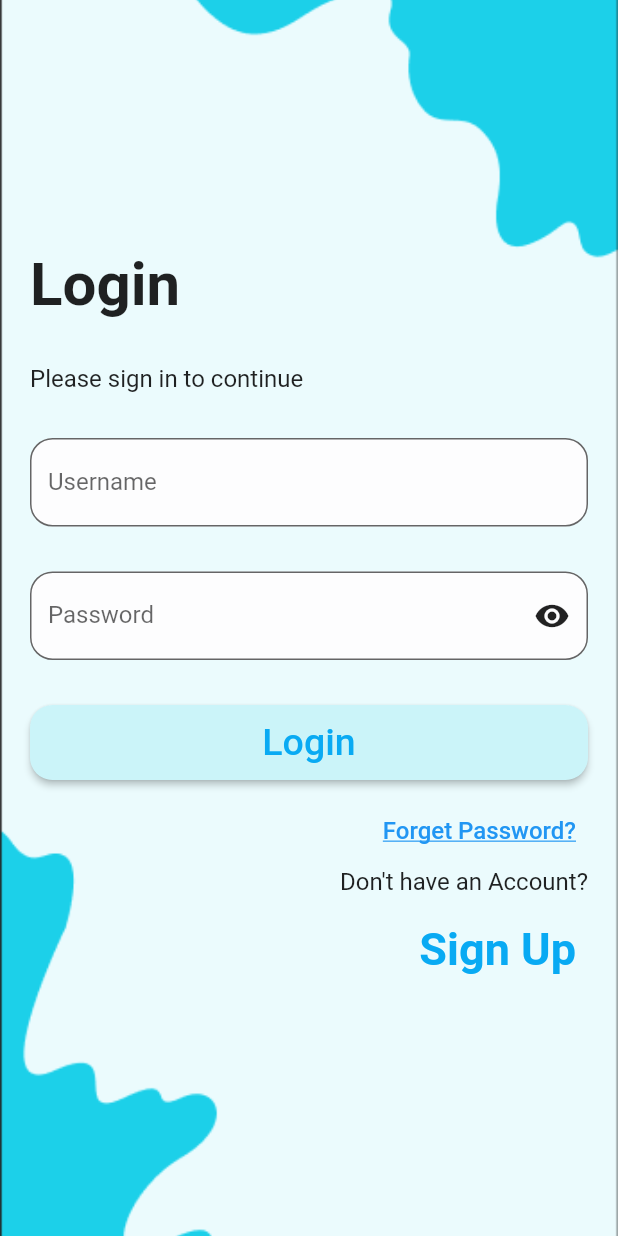
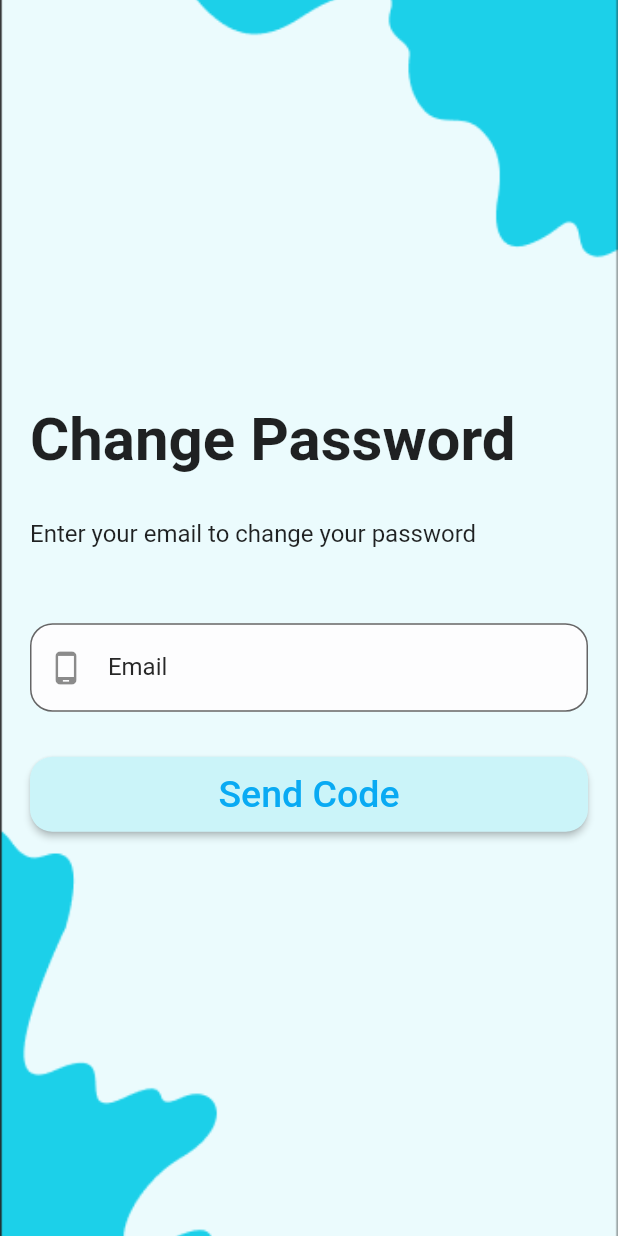
Before and after one commit to vuaspro1/english_learning, a Flutter app: the screen it shows after launch, after a tap on the "visibility off" icon, after a tap on "Forget Password?", on a phone screen of 412 x 824 dp. Run offline on Flutter 3.47's test engine with Material 2 defaults, Android fonts, the light colour scheme and no system bars; our stand-ins replace flutter_otp_text_field, get, google_fonts.

Commit message:
createForgotPw

```diff
--- a/lib/src/constants/colors.dart
+++ b/lib/src/constants/colors.dart
@@ -15,6 +15,7 @@ const tBackgroundButtonColor = Color(0xFFCBF4F9);
 const tLogoutButtonColor = Color(0xFFEAD4D6) ;
 const tLogoutTextColor = Color(0xFFFD0F01);
 const tErrorColor = Color(0xFFFD0F01);
+const tCheckColor = Color(0xFF2BBD16);
 
 //home
 const tBoxDecoration =Color(0xFF8AEAE9);
--- a/lib/src/constants/text_strings.dart
+++ b/lib/src/constants/text_strings.dart
@@ -13,8 +13,23 @@ const String tSignUp = "Sign Up";
 const String tError = "Login failed, please try again";
 const String tErrorSubTitle = "Invalid username or password.";
 const String tClose = "OK";
-const String tNo ="No";
+const String tNo ="Cancel";
 
+//--Forgot Password
+const String tResetSubtitle =" Select option given below to reset your password";
+const String tResetEmail = "Reset via Email Verification";
+const String tForgottitle = "Change Password";
+const String tEmailSubTitle = "Enter your email to change your password";
+const String tEmailpw = " Email";
+const String tButtonphone = "Send Code";
+const String tCodeSubTitle ='Enter the code sent to your email';
+const String tCodepw = 'Enter OTP';
+const String tButtoncode = 'Confirm';
+const String tNewpwSubtitle= "Please enter your password so we can update it";
+const String tNewpw = 'A new password';
+const String tConfirmpw = 'Confirm password';
+const String tCheckpw = "Changed password successfully";
+const String tErrorpw = "Changed password failed";
 // -- Sign Up Screen Text
 const String tSignUpSubTitle = "Please register an account to experience the application";
 const String tFullName = "Full Name : ";
--- /dev/null
+++ b/lib/src/features/authentication/screens/forgotpassword/phone_pw.dart
@@ -0,0 +1,80 @@
+import 'package:english_learning/src/constants/text_strings.dart';
+import 'package:english_learning/src/features/authentication/screens/forgotpassword/code_pw.dart';
+import 'package:english_learning/src/utils/theme/widget_themes/button_theme.dart';
+import 'package:flutter/material.dart';
+
+import '../../../../constants/colors.dart';
+import '../../../../constants/image_strings.dart';
+import '../../../../constants/sizes.dart';
+import '../../../../utils/theme/widget_themes/text_field_theme.dart';
+
+class Phonepassword extends StatefulWidget {
+  @override
+  _PhonepasswordState createState() => _PhonepasswordState();
+}
+
+class _PhonepasswordState extends State<Phonepassword> {
+
+
+  @override
+  Widget build(BuildContext context) {
+    return SafeArea(
+        child: Scaffold(
+         backgroundColor: tBackGroundColor,
+         body: Center(
+          child: Container(
+              decoration: const BoxDecoration(
+              image: DecorationImage(
+              image: AssetImage(tBackground),
+                       fit: BoxFit.cover,
+          )
+          ),
+            padding: const EdgeInsets.symmetric(horizontal: 20.0),
+            child:  Column(
+              mainAxisAlignment: MainAxisAlignment.center,
+              crossAxisAlignment: CrossAxisAlignment.start,
+              children: <Widget>[
+              const Align(
+                alignment: Alignment.centerLeft,
+                child: Text(
+                  tForgottitle,
+                  style: TextStyle(
+                    fontSize: tFontSizeTitle,
+                    fontWeight: FontWeight.bold,
+                  ),
+                ),
+              ),
+              const SizedBox(
+                height: tFormHeight,
+              ),
+              const Text( tEmailSubTitle,
+                style: TextStyle(
+                  fontSize: tFontSizeSubTitle,
+              ),
+              ),
+              const SizedBox( height: 50, ),
+                TextFormField(
+                  decoration: TTextFormFieldTheme.inputDecoration(
+                    labelText: tEmailpw,
+                    prefixIcon: Icon(Icons.phone_android)
+                  ),
+                ),
+              SizedBox(height: tFormHeight),
+              buildCustomButton(
+                text: tButtonphone,
+                onPressed: () {
+                  Navigator.push(
+                    context,
+                    MaterialPageRoute(builder: (context) => CodeOTP()),
+                  );
+                },
+                backgroundColor: tBackgroundButtonColor,
+                textColor: tTextButtonColor,
+              ),
+            ],
+          ),),
+         ),
+        ),
+    );
+  }
+}
--- a/lib/src/features/authentication/screens/welcome/welcome_screen.dart
+++ b/lib/src/features/authentication/screens/welcome/welcome_screen.dart
@@ -1,8 +1,10 @@
 import 'package:english_learning/src/constants/colors.dart';
 import 'package:english_learning/src/constants/sizes.dart';
 import 'package:english_learning/src/constants/text_strings.dart';
+import 'package:english_learning/src/features/authentication/screens/forgotpassword/phone_pw.dart';
 import 'package:english_learning/src/features/authentication/screens/nav_bar/nav_bar_screen.dart';
 import 'package:flutter/material.dart';
+
 
 import '../../../../constants/image_strings.dart';
 import '../../../../utils/theme/widget_themes/button_theme.dart';
@@ -152,7 +154,51 @@ class _WelcomeScreenState extends State<WelcomeScreen> {
                     children: [
                       TextButton(
                         onPressed: () {
+                          // showModalBottomSheet(
+                          //   context: context,
+                          //   shape: RoundedRectangleBorder(borderRadius: BorderRadius.circular(25.0)),
+                          //   builder: (context) => Container(
+                          //     padding: const EdgeInsets.all(40), // Reduce padding here
+                          //     child: Column(
+                          //       crossAxisAlignment: CrossAxisAlignment.start,
+                          //       children: [
+                          //         Text(tResetSubtitle, style: Theme.of(context).textTheme.headline5),
+                          //         const SizedBox(height: 20), // Reduce the height between the title and the container
+                          //         Container(
+                          //           padding: EdgeInsets.all(10.0), // Reduce padding here
+                          //           decoration: BoxDecoration(
+                          //             borderRadius: BorderRadius.circular(10.0),
+                          //             color: Colors.grey.shade200,
+                          //           ),
+                          //           child: Row(
+                          //             children: [
+                          //               const Icon(Icons.mail_outline_rounded, size: 40.0), // Reduce icon size
+                          //               SizedBox(width: 10), // Add some space between icon and text
+                          //               TextButton(
+                          //                 onPressed: () {
+                          //                   Navigator.push(
+                          //                     context,
+                          //                     MaterialPageRoute(builder: (context) => Phonepassword()),
+                          //                   );
+                          //                 },
+                          //                 child: Text(
+                          //                   'E-Mail',
+                          //                   style: Theme.of(context).textTheme.headline6,
+                          //                 ),
+                          //               ),
+                          //             ],
+                          //           ),
+                          //         ),
+                          //       ],
+                          //     ),
+                          //   ),
+                          // );
+
                           // Xử lý khi liên kết "Forgot Password" được nhấn
+                          Navigator.push(
+                            context,
+                            MaterialPageRoute(builder: (context) => Phonepassword()),
+                          );
                         },
                         child: const Text(
                           tForgetPassword,
--- a/pubspec.yaml
+++ b/pubspec.yaml
@@ -40,6 +40,7 @@ dependencies:
   flutter_native_splash: ^2.3.4
   get: ^4.6.6
   google_nav_bar: ^5.0.6
+  flutter_otp_text_field: ^1.1.0+2
 
 dev_dependencies:
   flutter_test:
```
Also changed, not shown: lib/src/features/authentication/screens/forgotpassword/code_pw.dart (added, +77 -0 lines), lib/src/features/authentication/screens/forgotpassword/new_pw.dart (added, +172 -0 lines), lib/src/utils/theme/widget_themes/button_popup.dart (added, +33 -0 lines), pubspec.lock.
